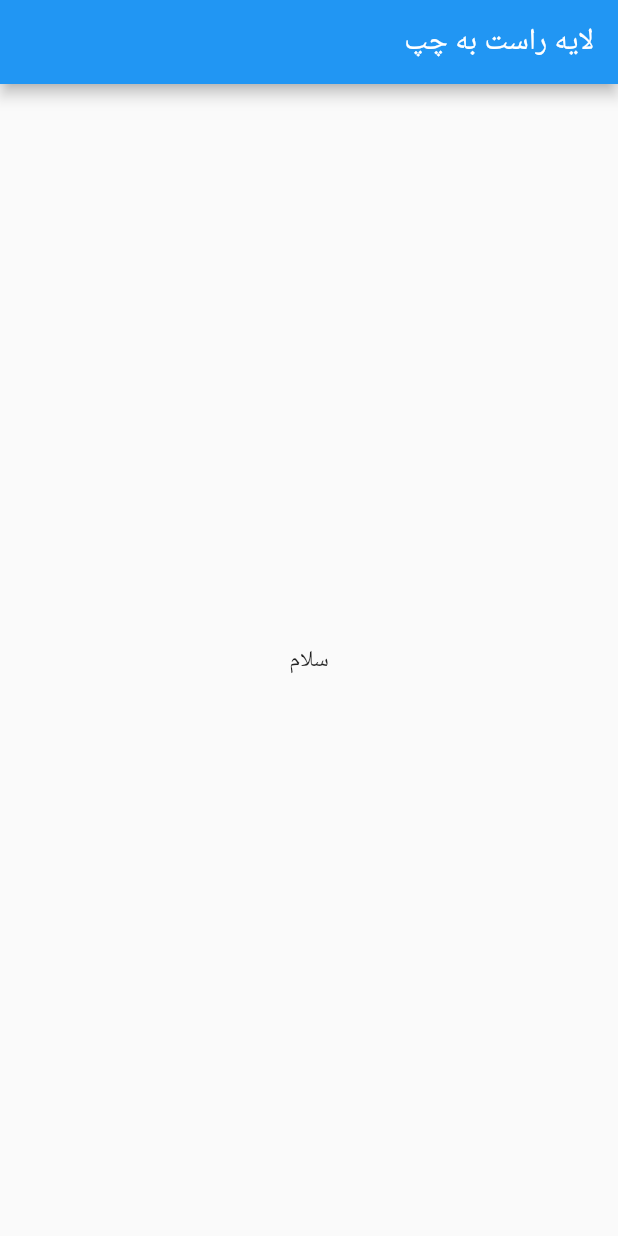
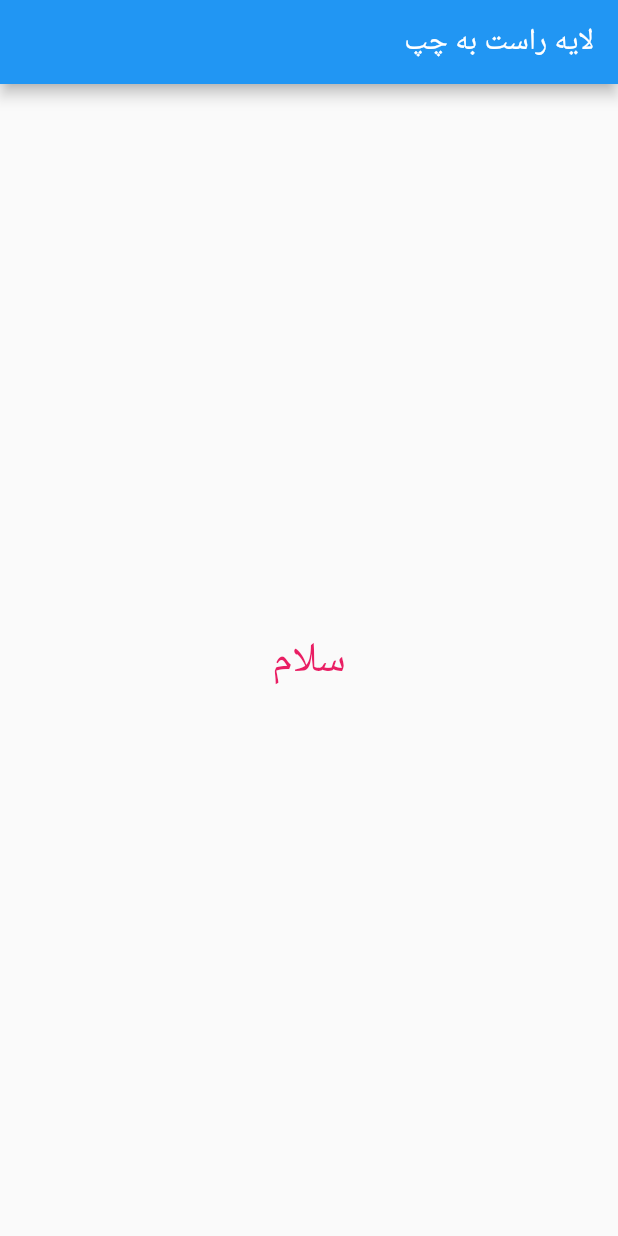
Before and after one commit to MUHAMMADRSH/RTLLayouts, a Flutter app: the screen it shows after launch, on a phone screen of 412 x 824 dp. Run offline on Flutter 3.47's test engine with Material 2 defaults, Android fonts, the phone set to English and light mode, and no system bars.

Commit message:
final commit

```diff
--- a/lib/main.dart
+++ b/lib/main.dart
@@ -26,7 +26,10 @@ class MyApp extends StatelessWidget {
             mainAxisSize: MainAxisSize.min,
             crossAxisAlignment: CrossAxisAlignment.center,
             children: <Widget>[
-              Text("سلام")
+              Text("سلام",style: TextStyle(
+                color: Colors.pink,
+                fontSize: 28
+              ),)
             ],
           ),
         ),
```
